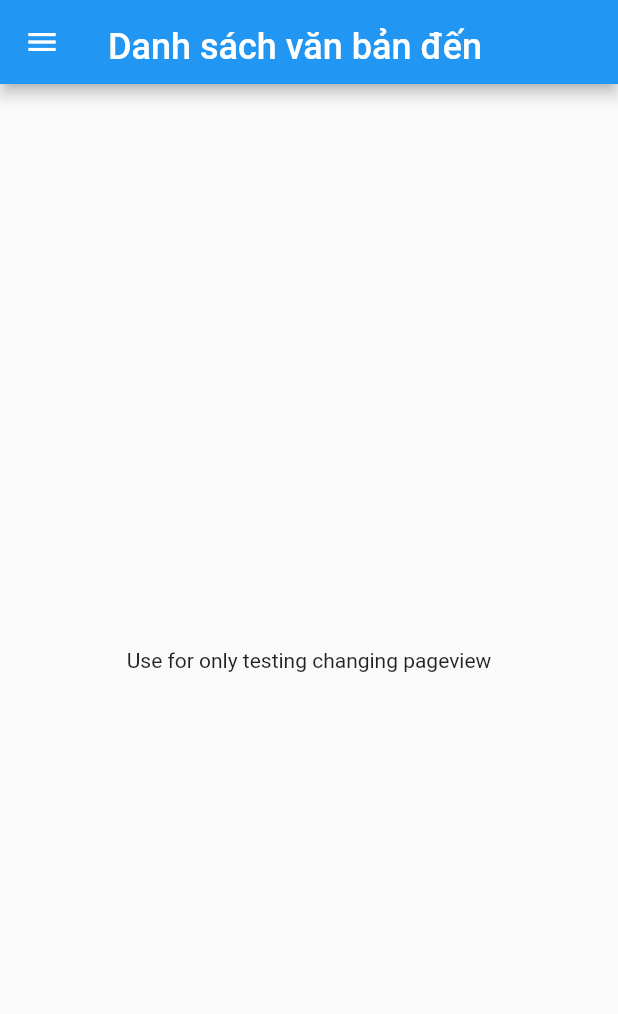
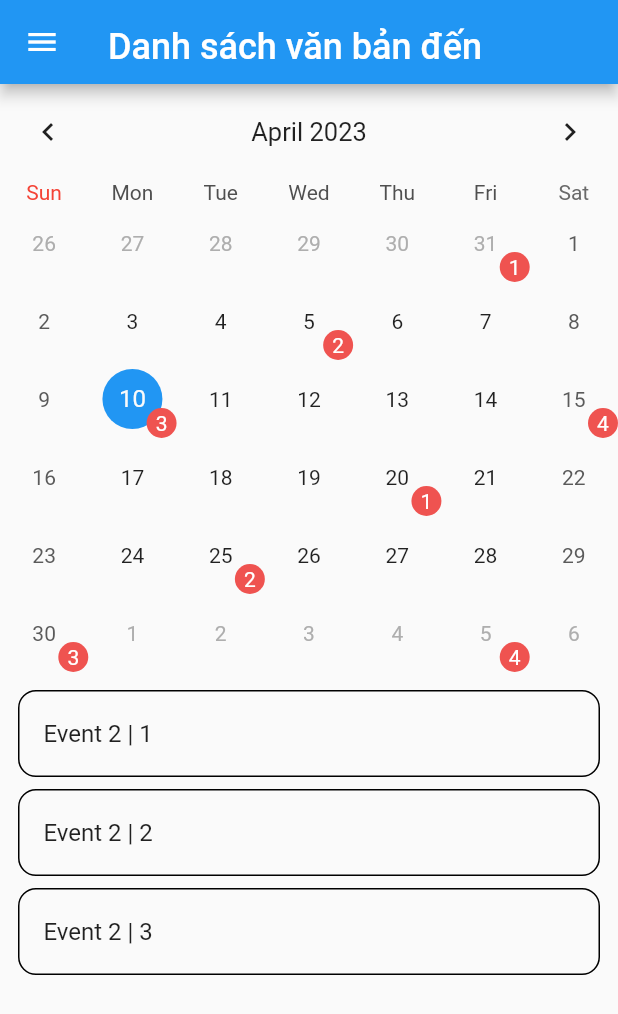
Before and after one commit to hcmus-k19-doc/doc-mobile, a Flutter app: the HomeScreen screen opened by its route, swiped to page 2, on a phone screen of 412 x 824 dp. Shown: the top 1014 px of the screen. Run offline on Flutter 3.47's test engine with Material 2 defaults, Android fonts, the phone set to English and light mode, and no system bars; drawn by our look-alikes of table_calendar; our stand-ins replace bloc, camera, dio, dropdown_search, equatable, flutter_bloc and 4 more; accounts and stored records are empty; generated files the repository leaves out were written again; network calls fail.

Commit message:
[DOC-153]Implement calendar reminder

```diff
--- a/lib/app/router.dart
+++ b/lib/app/router.dart
@@ -2,7 +2,7 @@ import 'package:camera/camera.dart';
 import 'package:flutter/material.dart';
 import 'package:flutter_app/ui/pages/forgot_pass/check_your_mail_screen.dart';
 import 'package:flutter_app/ui/pages/forgot_pass/forgot_pass_screen.dart';
-import 'package:flutter_app/ui/pages/home/base_screen.dart';
+import 'package:flutter_app/ui/pages/home/home_screen.dart';
 import 'package:flutter_app/ui/pages/login/login_screen.dart';
 import 'package:flutter_app/ui/pages/settings/settings_screen.dart';
 import 'package:flutter_bloc/flutter_bloc.dart';
--- a/lib/l10n/app_vi.arb
+++ b/lib/l10n/app_vi.arb
@@ -4,7 +4,7 @@
 	"password": "Mật khẩu",
 	"loginSummitText": "Đăng nhập",
 	"failToLogin": "Xảy ra lỗi trong quá trình đăng nhập",
-	"mainPage": "{menu, select, LABEL{Văn bản đến} INCOMING_DOCUMENT_LIST{Danh sách văn bản đến} PROCESSES_INCOMING_DOCUMENT{Xử lý văn bản đến} OUTGOING_DOCUMENT{Văn bản đi} INTERNAL_DOCUMENT{Văn bản nội bộ} other{}}",
+	"mainPage": "{menu, select, LABEL{Văn bản đến} REMINDER{Nhắc việc} INCOMING_DOCUMENT_LIST{Danh sách văn bản đến} PROCESSES_INCOMING_DOCUMENT{Xử lý văn bản đến} OUTGOING_DOCUMENT{Văn bản đi} INTERNAL_DOCUMENT{Văn bản nội bộ} other{}}",
 	"@mainPage": {
 		"placeholders": {
 			"menu": {
--- a/lib/ui/common_widgets/menu_drawer.dart
+++ b/lib/ui/common_widgets/menu_drawer.dart
@@ -30,12 +30,11 @@ class MenuDrawer extends StatelessWidget {
                 ),
                 ListTile(
                   title: Text(
-                    AppLocalizations.of(context)!
-                        .mainPage("PROCESSES_INCOMING_DOCUMENT"),
+                    AppLocalizations.of(context)!.mainPage("REMINDER"),
                     style: bodyLarge(context),
                   ),
                   onTap: () {
-                    onClickDrawer(1, "PROCESSES_INCOMING_DOCUMENT", context);
+                    onClickDrawer(1, "REMINDER", context);
                   },
                 )
               ]),
--- a/lib/ui/pages/home/base_screen.dart
+++ b/lib/ui/pages/home/home_screen.dart
@@ -7,7 +7,7 @@ import 'package:flutter_app/model/search_criteria.dart';
 import 'package:flutter_app/repositories/incoming_document_repository.dart';
 import 'package:flutter_app/ui/common_widgets/menu_drawer.dart';
 import 'package:flutter_app/ui/pages/list_incoming_doc/list_incoming_doc_screen.dart';
-import 'package:flutter_app/ui/pages/list_incoming_doc/test_screen.dart';
+import 'package:flutter_app/ui/pages/reminder_calendar/reminder_calendar_screem.dart';
 import 'package:flutter_bloc/flutter_bloc.dart';
 import 'package:flutter_gen/gen_l10n/app_localizations.dart';
 
@@ -27,7 +27,7 @@ class _HomeScreenState extends State<HomeScreen> {
           SearchCriteria()),
       child: const ListIncomingDocScreen(),
     ),
-    const TestScreen()
+    const ReminderCalendarScreen()
   ];
 
   int _currentIndex = 0;
@@ -81,7 +81,6 @@ class _HomeScreenState extends State<HomeScreen> {
   setNewDrawerIndex(int newIndex, String newTitile) {
     setState(() {
       _currentIndex = newIndex;
-      print(newTitile);
       _title = appLocalizations.mainPage(newTitile);
       _pageController.jumpToPage(_currentIndex);
     });
--- a/lib/ui/pages/list_incoming_doc/test_screen.dart
+++ /dev/null
@@ -1,14 +0,0 @@
-
-
-import 'package:flutter/material.dart';
-
-class TestScreen extends StatelessWidget {
-  const TestScreen({Key? key}) : super(key: key);
-
-  @override
-  Widget build(BuildContext context) {
-    return const Center(
-      child: Text("Use for only testing changing pageview"),
-    );
-  }
-}
--- a/lib/ui/pages/list_incoming_doc/widgets/build_list_document.dart
+++ b/lib/ui/pages/list_incoming_doc/widgets/build_list_document.dart
@@ -3,7 +3,6 @@ import 'package:flutter_app/bloc/list_incoming_bloc/list_incoming_bloc.dart';
 import 'package:flutter_app/constants/style_const.dart';
 import 'package:flutter_app/ui/pages/list_incoming_doc/widgets/document_tile.dart';
 import 'package:flutter_bloc/flutter_bloc.dart';
-import 'package:lazy_load_scrollview/lazy_load_scrollview.dart';
 
 class BuildListIncomingDocument extends StatefulWidget {
   const BuildListIncomingDocument({Key? key}) : super(key: key);
--- /dev/null
+++ b/lib/ui/pages/reminder_calendar/reminder_calendar_screem.dart
@@ -0,0 +1,15 @@
+import 'package:flutter/material.dart';
+import 'package:flutter_app/ui/pages/reminder_calendar/widgets/build_calendar.dart';
+
+class ReminderCalendarScreen extends StatelessWidget {
+  const ReminderCalendarScreen({Key? key}) : super(key: key);
+
+  @override
+  Widget build(BuildContext context) {
+    return SingleChildScrollView(
+      child: Column(
+        children: const [BuildCalendar()],
+      ),
+    );
+  }
+}
--- /dev/null
+++ b/lib/ui/pages/reminder_calendar/widgets/build_calendar.dart
@@ -0,0 +1,135 @@
+import 'dart:collection';
+
+import 'package:flutter/material.dart';
+import 'package:flutter_app/constants/export_constants.dart';
+import 'package:flutter_app/constants/style_const.dart';
+import 'package:intl/intl.dart';
+import 'package:table_calendar/table_calendar.dart';
+
+/// Example event class.
+class Event {
+  final String title;
+
+  const Event(this.title);
+
+  @override
+  String toString() => title;
+}
+//testing
+
+class BuildCalendar extends StatefulWidget {
+  const BuildCalendar({Key? key}) : super(key: key);
+
+  @override
+  State<BuildCalendar> createState() => _BuildCalendarState();
+}
+
+class _BuildCalendarState extends State<BuildCalendar> {
+  late DateTime _firstDay, _lastDay, _today;
+  late LinkedHashMap<DateTime, List<Event>> events;
+  List<Event> _selectedEvents = [];
+
+  @override
+  void initState() {
+    // TODO: implement initState
+    super.initState();
+    _firstDay = DateTime(2000);
+    _lastDay = DateTime(2100);
+    _today = DateTime.now();
+    initEvent();
+    _selectedEvents = events[_today] ?? [];
+  }
+
+  void initEvent() {
+    events = LinkedHashMap<DateTime, List<Event>>(
+      equals: isSameDay,
+      hashCode: getHashCode,
+    )..addAll({
+        for (var item in List.generate(50, (index) => index))
+          DateTime.utc(_today.year, _today.month, item * 5): List.generate(
+              item % 4 + 1, (index) => Event('Event $item | ${index + 1}'))
+      });
+  }
+
+  int getHashCode(DateTime key) {
+    return key.day * 1000000 + key.month * 10000 + key.year;
+  }
+
+  @override
+  Widget build(BuildContext context) {
+    return Column(
+      children: [
+        TableCalendar(
+          focusedDay: _today,
+          firstDay: _firstDay,
+          lastDay: _lastDay,
+          calendarFormat: CalendarFormat.month,
+          selectedDayPredicate: (day) => isSameDay(_today, day),
+          headerStyle: const HeaderStyle(
+              formatButtonVisible: false, titleCentered: true),
+          onDaySelected: (selectedDay, focusedDay) {
+            setState(() {
+              _today = selectedDay;
+              _selectedEvents = events[_today] ?? [];
+            });
+          },
+          calendarStyle: CalendarStyle(
+              selectedDecoration: BoxDecoration(
+                  color: Theme.of(context).primaryColor,
+                  shape: BoxShape.circle),
+              todayDecoration: BoxDecoration(
+                  color: Theme.of(context).primaryColor.withOpacity(0.65),
+                  shape: BoxShape.circle)),
+          eventLoader: (day) {
+            return events[day] ?? [];
+          },
+          calendarBuilders: CalendarBuilders(dowBuilder: (context, day) {
+            if (day.weekday == DateTime.sunday) {
+              final text = DateFormat.E().format(day);
+
+              return Center(
+                child: Text(
+                  text,
+                  style: const TextStyle(color: Colors.red),
+                ),
+              );
+            }
+          }, markerBuilder: (context, day, eventDay) {
+            if (eventDay.isNotEmpty) {
+              return Align(
+                alignment: Alignment.bottomRight,
+                child: CircleAvatar(
+                    backgroundColor: Colors.red[400],
+                    radius: 10,
+                    child: Text(
+                      eventDay.length.toString(),
+                      style: bodyLarge(context)!
+                          .copyWith(height: 0, color: Colors.white),
+                    )),
+              );
+            }
+          }),
+        ),
+        const SizedBox(height: StyleConst.defaultPadding8),
+        Column(
+          children: [
+            ..._selectedEvents.map((e) => Container(
+                  margin: const EdgeInsets.symmetric(
+                    horizontal: 12.0,
+                    vertical: 4.0,
+                  ),
+                  decoration: BoxDecoration(
+                    border: Border.all(),
+                    borderRadius: BorderRadius.circular(12.0),
+                  ),
+                  child: ListTile(
+                    onTap: () => print(e.title),
+                    title: Text(e.title),
+                  ),
+                ))
+          ],
+        )
+      ],
+    );
+  }
+}
--- a/pubspec.yaml
+++ b/pubspec.yaml
@@ -78,7 +78,8 @@ dependencies:
   #dropdownsearch
   dropdown_search: 5.0.6
 
-  lazy_load_scrollview: ^1.3.0
+  #table calendar
+  table_calendar: ^3.0.8
 
 dev_dependencies:
   flutter_test:
```
Also changed, not shown: pubspec.lock.
